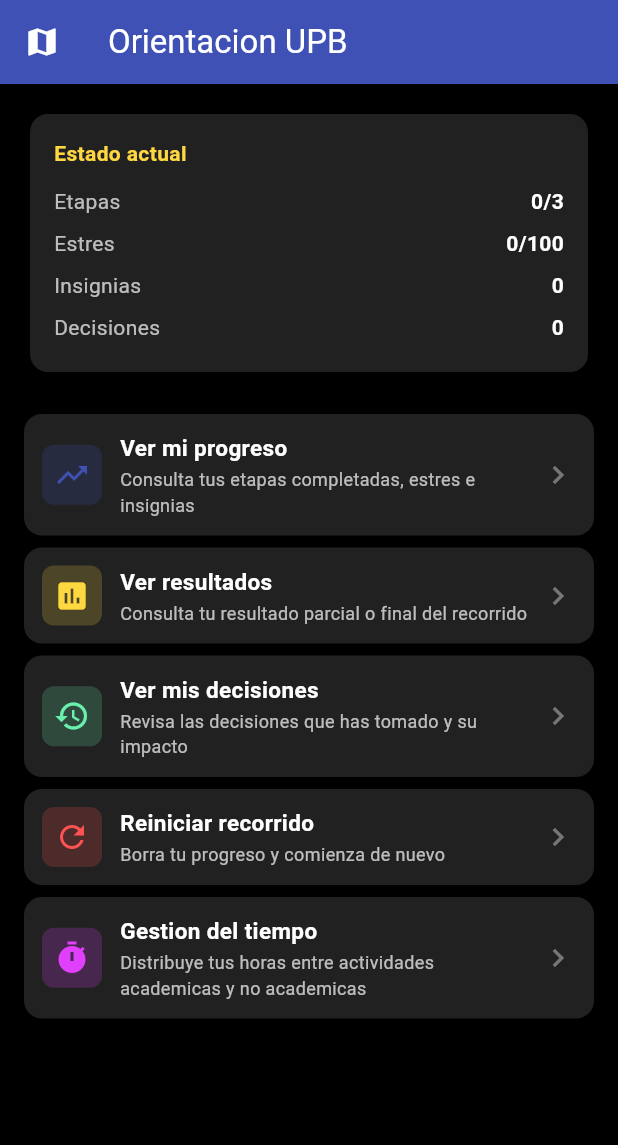
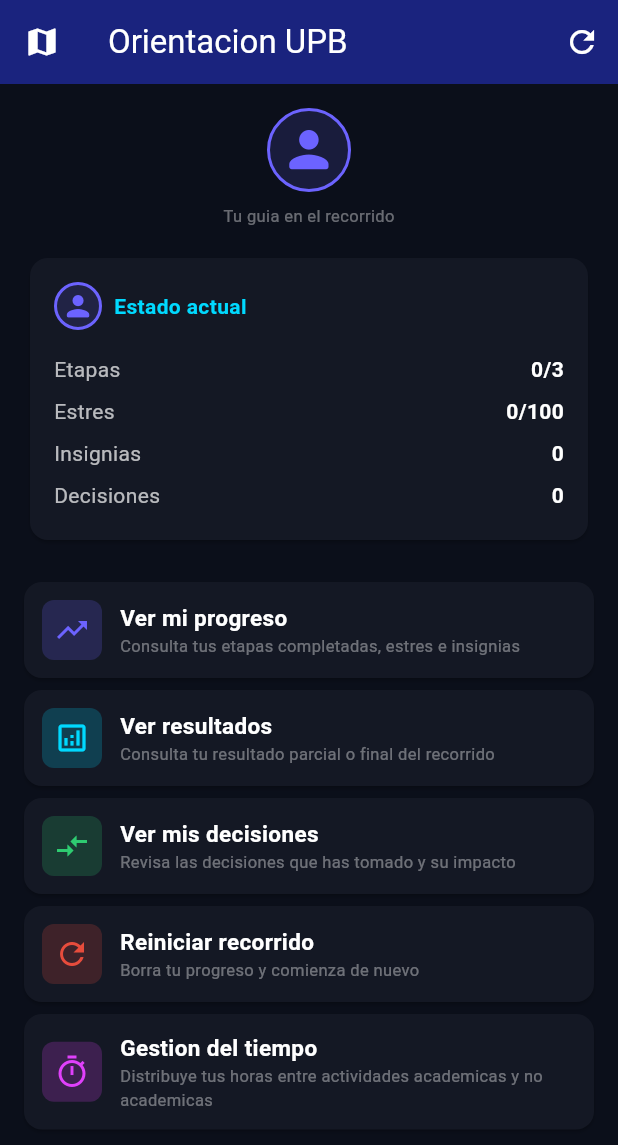
Before and after one commit to MiguelAVargasP/Proyecto-Integrador-III, a Flutter app: the MenuPrincipalScreen screen opened directly with empty values, on a phone screen of 412 x 824 dp. Shown: the top 1145 px of the screen. Run offline on Flutter 3.47's test engine with Material 3 defaults, Android fonts, the phone set to English and light mode, and no system bars; our stand-ins replace shared_preferences; accounts and stored records are empty.

Commit message:
US-18/US-19: identidad visual propia del juego y baja carga cognitiva
- Crear JuegoIdentidad con paleta, avatar/guia y iconografia propia
- MenuPrincipalScreen: avatar del guia, colores propios del juego,
  iconografia diferenciada (US-18)
- Opciones de menu con icono prominente y texto secundario
  (priorizar iconografia sobre texto extenso, US-19)

```diff
--- a/lib/features/menu_principal/menu_principal_screen.dart
+++ b/lib/features/menu_principal/menu_principal_screen.dart
@@ -1,18 +1,16 @@
 import 'package:flutter/material.dart';
 import '../../core/estado_juego.dart';
+import '../../juego_identidad.dart';
 import '../progreso/progreso_screen.dart' as progreso;
 import '../resultados/resultados_screen.dart' as resultados;
 import '../decisiones/decisiones_screen.dart' as decisiones;
 import '../reiniciar/reiniciar_screen.dart' as reiniciar;
 import '../gestion_tiempo/gestion_tiempo_contenido.dart' as gestion;
 
-/// Pantalla de menu principal/activity (post-escena).
+/// Pantalla de menu principal (post-escena).
 ///
 /// Muestra las opciones disponibles al jugador despues de navegar por el mapa:
 /// ver progreso, resultados, decisiones, reiniciar, o volver al mapa.
-///
-/// Se integra como pantalla intermedia entre el mapa y las escenas,
-/// o como pantalla de cierre tras una escena.
 class MenuPrincipalScreen extends StatelessWidget {
   final VoidCallback onVolverAlMapa;
 
@@ -24,53 +22,86 @@
   @override
   Widget build(BuildContext context) {
     return Scaffold(
-      backgroundColor: Colors.black,
+      backgroundColor: JuegoIdentidad.fondo,
       appBar: AppBar(
-        title: const Text('Orientacion UPB'),
-        backgroundColor: Colors.indigo,
+        title: const Text(JuegoIdentidad.titulo),
+        backgroundColor: JuegoIdentidad.primario,
         foregroundColor: Colors.white,
         leading: IconButton(
           icon: const Icon(Icons.map),
           onPressed: onVolverAlMapa,
         ),
+        actions: [
+          IconButton(
+            icon: const Icon(Icons.refresh),
+            onPressed: () {
+              showDialog(
+                context: context,
+                builder: (_) => AlertDialog(
+                  backgroundColor: JuegoIdentidad.fondo,
+                  title: const Text('Reiniciar'),
+                  content: const Text(
+                    'Esta accion borra tu progreso actual. Continue?',
+                  ),
+                  actions: [
+                    TextButton(
+                      onPressed: () => Navigator.of(context).pop(),
+                      child: const Text('Cancelar'),
+                    ),
+                    FilledButton(
+                      onPressed: () {
+                        Navigator.of(context).pop();
+                        onVolverAlMapa();
+                      },
+                      child: const Text('Continuar'),
+                    ),
+                  ],
+                ),
+              );
+            },
+            tooltip: 'Reiniciar (desde menu)',
+          ),
+        ],
       ),
       body: SingleChildScrollView(
         padding: const EdgeInsets.all(16),
         child: Column(
           crossAxisAlignment: CrossAxisAlignment.stretch,
           children: [
+            _avatarGuia(),
+            const SizedBox(height: 16),
             _estadoActualCard(),
             const SizedBox(height: 24),
             _opcionMenu(
-              icon: Icons.trending_up,
+              icono: JuegoIdentidad.iconoProgreso(),
               titulo: 'Ver mi progreso',
               descripcion: 'Consulta tus etapas completadas, estres e insignias',
-              color: Colors.indigo,
+              color: JuegoIdentidad.acento1,
               onTap: () => _abrirProgreso(context),
             ),
             _opcionMenu(
-              icon: Icons.assessment,
+              icono: JuegoIdentidad.iconoResultados(),
               titulo: 'Ver resultados',
               descripcion: 'Consulta tu resultado parcial o final del recorrido',
-              color: Colors.amberAccent,
+              color: JuegoIdentidad.acento2,
               onTap: () => _abrirResultados(context),
             ),
             _opcionMenu(
-              icon: Icons.history,
+              icono: JuegoIdentidad.iconoDecisiones(),
               titulo: 'Ver mis decisiones',
               descripcion: 'Revisa las decisiones que has tomado y su impacto',
-              color: Colors.greenAccent,
+              color: JuegoIdentidad.exito,
               onTap: () => _abrirDecisiones(context),
             ),
             _opcionMenu(
-              icon: Icons.refresh,
+              icono: JuegoIdentidad.iconoReiniciar(),
               titulo: 'Reiniciar recorrido',
               descripcion: 'Borra tu progreso y comienza de nuevo',
-              color: Colors.redAccent,
+              color: JuegoIdentidad.alerta,
               onTap: () => _abrirReiniciar(context),
             ),
             _opcionMenu(
-              icon: Icons.timer,
+              icono: JuegoIdentidad.iconoGestionTiempo(),
               titulo: 'Gestion del tiempo',
               descripcion: 'Distribuye tus horas entre actividades academicas y no academicas',
               color: Colors.purpleAccent,
@@ -82,22 +113,41 @@
     );
   }
 
+  Widget _avatarGuia() {
+    return Column(
+      children: [
+        JuegoIdentidad.avatar(size: 56),
+        const SizedBox(height: 8),
+        const Text(
+          'Tu guia en el recorrido',
+          style: TextStyle(color: Colors.white38, fontSize: 11),
+        ),
+      ],
+    );
+  }
+
   Widget _estadoActualCard() {
     return Card(
-      color: Colors.grey[900],
+      color: JuegoIdentidad.panel,
       child: Padding(
         padding: const EdgeInsets.all(16),
         child: Column(
           crossAxisAlignment: CrossAxisAlignment.start,
           children: [
+            Row(
+              children: [
+                JuegoIdentidad.avatar(size: 32),
+                const SizedBox(width: 8),
                 const Text(
                   'Estado actual',
                   style: TextStyle(
-                  color: Colors.amberAccent,
+                      color: JuegoIdentidad.acento2,
                       fontWeight: FontWeight.bold,
                       fontSize: 14),
                 ),
-            const SizedBox(height: 8),
+              ],
+            ),
+            const SizedBox(height: 12),
             _filaEstado('Etapas', '${estadoJuego.etapasCompletadas}/${EstadoJuego.totalEtapas}'),
             _filaEstado('Estres', '${estadoJuego.nivelEstres}/100'),
             _filaEstado('Insignias', '${estadoJuego.insigniasObtenidas.length}'),
@@ -116,21 +166,21 @@
         children: [
           Text(label, style: const TextStyle(color: Colors.white70)),
           Text(value,
-              style: const TextStyle(color: Colors.white, fontWeight: FontWeight.bold)),
+              style: const TextStyle(color: JuegoIdentidad.texto, fontWeight: FontWeight.bold)),
         ],
       ),
     );
   }
 
   Widget _opcionMenu({
-    required IconData icon,
+    required IconData icono,
     required String titulo,
-    required String descripcion,
+    String? descripcion,
     required Color color,
     required VoidCallback onTap,
   }) {
     return Card(
-      color: Colors.grey[900],
+      color: JuegoIdentidad.panel,
       margin: const EdgeInsets.only(bottom: 8),
       child: InkWell(
         onTap: onTap,
@@ -145,7 +195,7 @@
                   color: color.withOpacity(0.2),
                   borderRadius: BorderRadius.circular(8),
                 ),
-                child: Icon(icon, color: color, size: 24),
+                child: Icon(icono, color: color, size: 24),
               ),
               const SizedBox(width: 12),
               Expanded(
@@ -155,19 +205,22 @@
                     Text(
                       titulo,
                       style: const TextStyle(
-                          color: Colors.white,
+                        color: JuegoIdentidad.texto,
+                        fontSize: 15,
                         fontWeight: FontWeight.bold,
-                          fontSize: 15),
                       ),
-                    const SizedBox(height: 2),
+                    ),
+                    if (descripcion != null)
                       Text(
                         descripcion,
-                      style: const TextStyle(color: Colors.white70, fontSize: 12),
+                        style: const TextStyle(
+                          color: Colors.white38,
+                          fontSize: 11,
+                        ),
                       ),
                   ],
                 ),
               ),
-              const Icon(Icons.chevron_right, color: Colors.white38),
             ],
           ),
         ),
--- /dev/null
+++ b/lib/juego_identidad.dart
@@ -0,0 +1,55 @@
+import 'package:flutter/material.dart';
+
+/// Identidad visual propia del juego (US-18): personaje, paleta de colores
+/// e iconografia del juego, diferenciada de la identidad institucional UPB.
+///
+/// A diferencia de [UPBIdentidad] (que aplica la marca de la universidad),
+/// esta clase define la identidad del Juego de Orientacion UPB como producto
+/// independiente: sus colores de UI, su avatar/guia y los iconos que lo
+/// representan.
+class JuegoIdentidad {
+  /// Paleta de colores propia del juego (no confundir con la identidad UPB).
+  static const Color fondo = Color(0xFF0B0F1A);
+  static const Color panel = Color(0xFF141824);
+  static const Color borde = Color(0xFF2A3444);
+  static const Color acento1 = Color(0xFF6C63FF);   // púrpura gameplay
+  static const Color acento2 = Color(0xFF00D9FF);   // cyan gameplay
+  static const Color exito = Color(0xFF2ECC71);      // verde éxito
+  static const Color alerta = Color(0xFFE74C3C);     // rojo alerta
+  static const Color aviso = Color(0xFFFFE66D);      // amarillo aviso
+  static const Color primario = Color(0xFF1A237E);   // indigo (compatible con UPB)
+  static const Color texto = Color(0xFFFFFFFF);      // Blanco
+
+  /// Avatar/guía del jugador: el interlocutor que lo acompaña en el recorrido.
+  /// Se muestra en las pantallas principales como referencia visual constante.
+  static Widget avatar({double size = 48}) {
+    return Container(
+      width: size,
+      height: size,
+      decoration: BoxDecoration(
+        color: acento1.withOpacity(0.15),
+        border: Border.all(color: acento1, width: 2),
+        borderRadius: BorderRadius.circular(size / 2),
+      ),
+      child: Icon(
+        Icons.person_rounded,
+        size: size * 0.7,
+        color: acento1,
+      ),
+    );
+  }
+
+  /// Iconografía propia del juego (no la del sistema Material).
+  /// Se usan estos iconos para que la app tenga un lenguaje visual propio.
+  static IconData iconoAccion() => Icons.play_circle_outlined;
+  static IconData iconoProgreso() => Icons.trending_up;
+  static IconData iconoResultados() => Icons.analytics_outlined;
+  static IconData iconoDecisiones() => Icons.compare_arrows;
+  static IconData iconoReiniciar() => Icons.refresh;
+  static IconData iconoGestionTiempo() => Icons.timer_outlined;
+  static IconData iconoMapa() => Icons.map;
+  static IconData iconoCerrar() => Icons.close;
+
+  /// Título del juego, usado como heading en pantallas principales.
+  static const String titulo = 'Orientacion UPB';
+}
```
Lines whose indentation alone changed are shown as unchanged.
